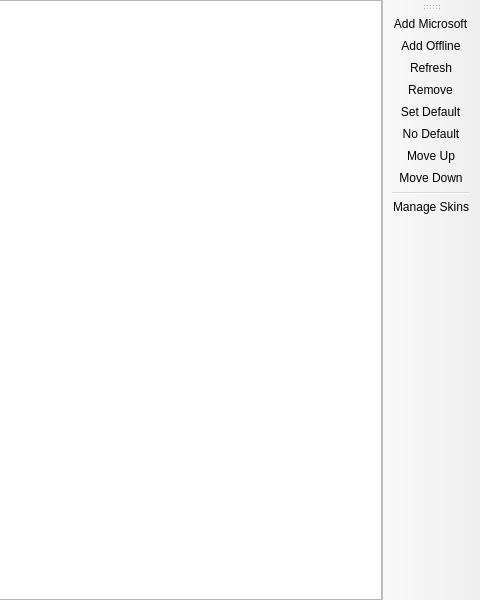
SpikyTeam/SpikyMC, file launcher/ui/pages/global/AccountListPage.ui: the form before one commit; both pictures show x 320 to 800 and y 0 to 600 of the 800 by 600 pixel window.
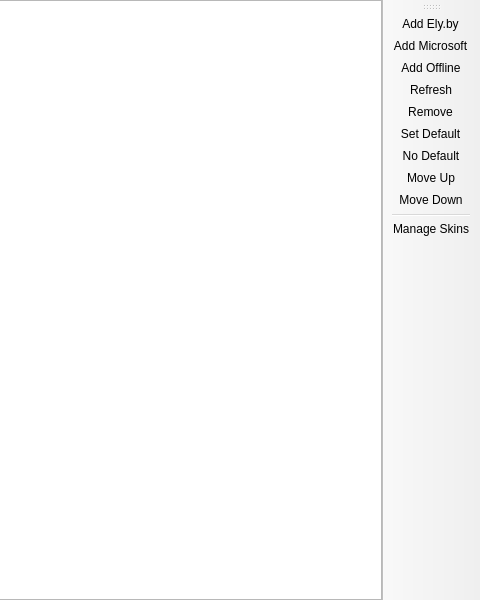
The form after the commit. Custom widgets are drawn as their Qt base class.

Commit message: Put Ely.by before Microsoft in the account list toolbar

What changed in the file:
```diff
--- a/launcher/ui/pages/global/AccountListPage.ui
+++ b/launcher/ui/pages/global/AccountListPage.ui
@@ -52,6 +52,7 @@
    <attribute name="toolBarBreak">
     <bool>false</bool>
    </attribute>
+   <addaction name="actionAddEly"/>
    <addaction name="actionAddMicrosoft"/>
    <addaction name="actionAddOffline"/>
    <addaction name="actionRefresh"/>
@@ -89,6 +90,11 @@
     <string>&amp;Add Microsoft</string>
    </property>
   </action>
+  <action name="actionAddEly">
+   <property name="text">
+    <string>&amp;Add Ely.by</string>
+   </property>
+  </action>
   <action name="actionAddOffline">
    <property name="text">
     <string>Add &amp;Offline</string>
```
